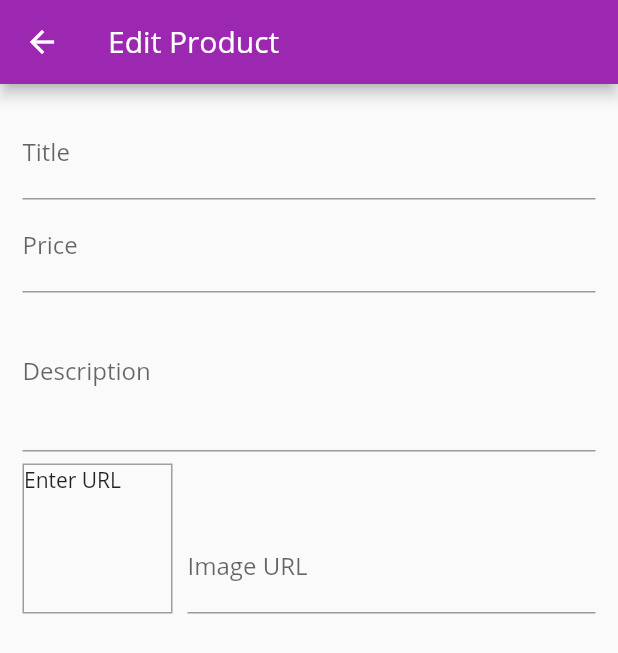
After one commit to mariugo/shop_app, a Flutter app: the EditProductScreen screen opened by its route, on a phone screen of 412 x 824 dp. The commit adds this screen. Shown: the top 653 px of the screen. Run offline on Flutter 3.47's test engine with Material 2 defaults, Android fonts, the phone set to English and light mode, and no system bars; network calls fail.

Commit message:
User Input Screen

```diff
--- a/lib/main.dart
+++ b/lib/main.dart
@@ -1,6 +1,7 @@
 import 'package:flutter/material.dart';
 import 'package:flutter/services.dart';
 import 'package:provider/provider.dart';
+import 'package:shop_app/screens/edit_product_screen.dart';
 
 import '/screens/orders_screen.dart';
 import '/screens/user_products_screen.dart';
@@ -48,6 +49,7 @@ class MyApp extends StatelessWidget {
           CartScreen.routeName: (cxt) => CartScreen(),
           OrdersScreen.routeName: (ctx) => OrdersScreen(),
           UserProductsScreen.routeName: (ctx) => UserProductsScreen(),
+          EditProductScreen.routeName: (ctx) => EditProductScreen(),
         },
       ),
     );
--- a/lib/providers/products.dart
+++ b/lib/providers/products.dart
@@ -3,7 +3,7 @@ import 'package:flutter/material.dart';
 import '/models/product.dart';
 
 class Products with ChangeNotifier {
-  bool _showFavortesOnly = false;
+  //bool _showFavortesOnly = false;
 
   List<Product> _items = [
     Product(
--- /dev/null
+++ b/lib/screens/edit_product_screen.dart
@@ -0,0 +1,123 @@
+import 'package:flutter/material.dart';
+
+class EditProductScreen extends StatefulWidget {
+  static const routeName = '/edit-product';
+
+  @override
+  _EditProductScreenState createState() => _EditProductScreenState();
+}
+
+class _EditProductScreenState extends State<EditProductScreen> {
+  final _priceFocusNode = FocusNode();
+  final _descriptionFocusNode = FocusNode();
+  final _imageUrlFocusNode = FocusNode();
+  final _imageUrlController = TextEditingController();
+
+  @override
+  void initState() {
+    _imageUrlFocusNode.addListener(_updateImageUrl);
+    super.initState();
+  }
+
+  @override
+  void dispose() {
+    _priceFocusNode.dispose();
+    _descriptionFocusNode.dispose();
+    _imageUrlFocusNode.dispose();
+    _imageUrlFocusNode.removeListener(_updateImageUrl);
+    _imageUrlController.dispose();
+    super.dispose();
+  }
+
+  void _updateImageUrl() {
+    if (!_imageUrlFocusNode.hasFocus) {
+      setState(() {});
+    }
+  }
+
+  @override
+  Widget build(BuildContext context) {
+    return SafeArea(
+      child: Scaffold(
+        appBar: AppBar(
+          title: Text(
+            'Edit Product',
+          ),
+        ),
+        body: Padding(
+          padding: const EdgeInsets.all(15.0),
+          child: Form(
+            child: ListView(
+              children: [
+                TextFormField(
+                  decoration: InputDecoration(
+                    labelText: 'Title',
+                  ),
+                  textInputAction: TextInputAction.next,
+                  onFieldSubmitted: (_) =>
+                      FocusScope.of(context).requestFocus(_priceFocusNode),
+                ),
+                TextFormField(
+                  decoration: InputDecoration(
+                    labelText: 'Price',
+                  ),
+                  textInputAction: TextInputAction.next,
+                  keyboardType: TextInputType.number,
+                  focusNode: _priceFocusNode,
+                  onFieldSubmitted: (_) => FocusScope.of(context)
+                      .requestFocus(_descriptionFocusNode),
+                ),
+                TextFormField(
+                  decoration: InputDecoration(
+                    labelText: 'Description',
+                  ),
+                  maxLines: 3,
+                  keyboardType: TextInputType.multiline,
+                  focusNode: _descriptionFocusNode,
+                ),
+                Row(
+                  crossAxisAlignment: CrossAxisAlignment.end,
+                  children: [
+                    Container(
+                      width: 100,
+                      height: 100,
+                      margin: EdgeInsets.only(
+                        top: 8,
+                        right: 10,
+                      ),
+                      decoration: BoxDecoration(
+                        border: Border.all(
+                          width: 1,
+                          color: Colors.grey,
+                        ),
+                      ),
+                      child: _imageUrlController.text.isEmpty
+                          ? Text('Enter URL')
+                          : FittedBox(
+                              child: Image.network(
+                                _imageUrlController.text,
+                                fit: BoxFit.cover,
+                              ),
+                            ),
+                    ),
+                    Expanded(
+                      child: TextFormField(
+                        decoration: InputDecoration(
+                          labelText: 'Image URL',
+                        ),
+                        keyboardType: TextInputType.url,
+                        controller: _imageUrlController,
+                        textInputAction: TextInputAction.done,
+                        focusNode: _imageUrlFocusNode,
+                      ),
+                    ),
+                  ],
+                ),
+              ],
+            ),
+          ),
+        ),
+      ),
+    );
+  }
+}
--- a/lib/screens/user_products_screen.dart
+++ b/lib/screens/user_products_screen.dart
@@ -35,9 +35,7 @@ class UserProductsScreen extends StatelessWidget {
                   userProductItemTitle: productsData.items[i].title,
                   userProductUrl: productsData.items[i].imageUrl,
                 ),
-                Divider(
-                  height: 2,
-                ),
+                Divider(),
               ],
             ),
           ),
```
Also changed, not shown: lib/widgets/drawer_widget.dart (+6 -12 lines), lib/widgets/user_product_item_widget.dart (+7 -1 lines).
